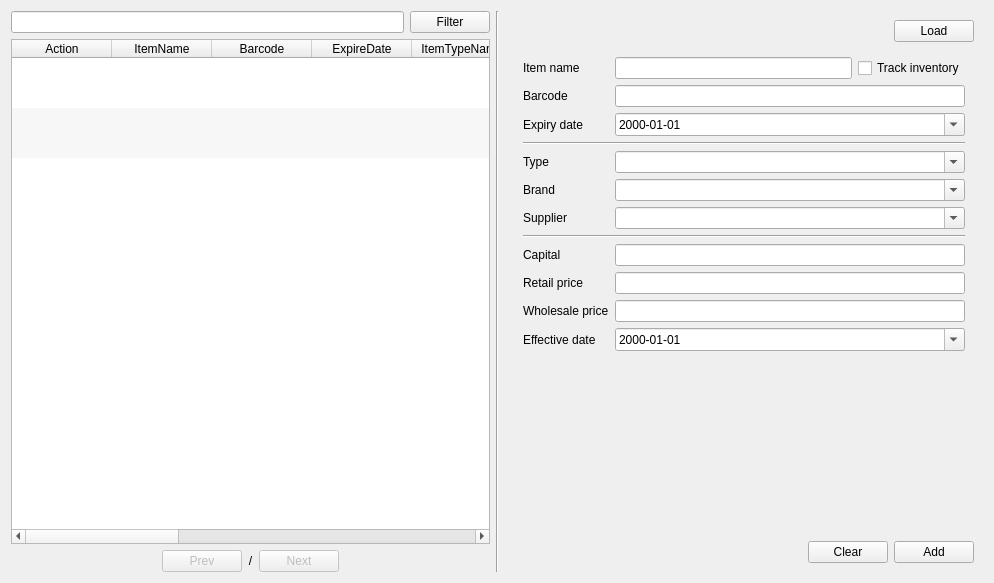
Before: the Qt Designer form app/views/templates/generated/ManageProduct.ui in rondalefloyd/mts-pos, drawn with Qt 5.
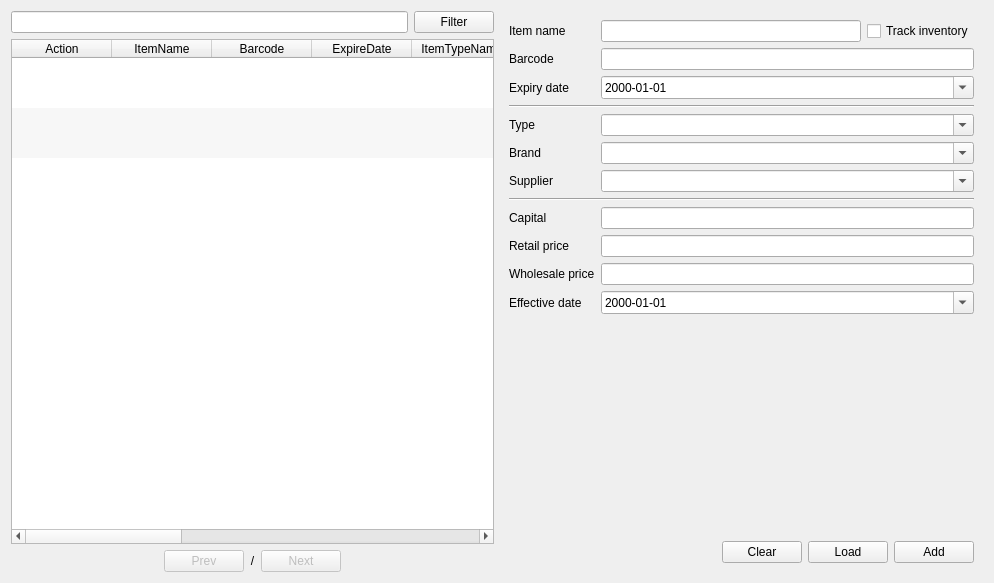
After: the same form once the commit is applied.

What changed in the file:
```diff
--- a/app/views/templates/generated/ManageProduct.ui
+++ b/app/views/templates/generated/ManageProduct.ui
@@ -220,13 +220,6 @@
      </item>
     </layout>
    </item>
-   <item>
-    <widget class="Line" name="line">
-     <property name="orientation">
-      <enum>Qt::Vertical</enum>
-     </property>
-    </widget>
-   </item>
    <item>
     <widget class="QFrame" name="frameRegister">
      <property name="maximumSize">
@@ -236,42 +229,21 @@
       </size>
      </property>
      <layout class="QVBoxLayout" name="verticalLayout_2">
+      <property name="spacing">
+       <number>0</number>
+      </property>
       <property name="leftMargin">
-       <number>9</number>
+       <number>0</number>
       </property>
       <property name="topMargin">
-       <number>9</number>
+       <number>0</number>
       </property>
       <property name="rightMargin">
-       <number>9</number>
+       <number>0</number>
       </property>
       <property name="bottomMargin">
-       <number>9</number>
+       <number>0</number>
       </property>
-      <item>
-       <layout class="QHBoxLayout" name="horizontalLayout_5">
-        <item>
-         <spacer name="horizontalSpacer_4">
-          <property name="orientation">
-           <enum>Qt::Horizontal</enum>
-          </property>
-          <property name="sizeHint" stdset="0">
-           <size>
-            <width>40</width>
-            <height>20</height>
-           </size>
-          </property>
-         </spacer>
-        </item>
-        <item>
-         <widget class="QPushButton" name="pushButtonLoad">
-          <property name="text">
-           <string>Load</string>
-          </property>
-         </widget>
-        </item>
-       </layout>
-      </item>
       <item>
        <widget class="QScrollArea" name="scrollArea">
         <property name="frameShape">
@@ -285,8 +257,8 @@
           <rect>
            <x>0</x>
            <y>0</y>
-           <width>462</width>
-           <height>485</height>
+           <width>485</width>
+           <height>524</height>
           </rect>
          </property>
          <layout class="QFormLayout" name="formLayout">
@@ -467,7 +439,8 @@
        </widget>
       </item>
       <item>
-       <layout class="QHBoxLayout" name="horizontalLayout_3">
+       <widget class="QWidget" name="widget" native="true">
+        <layout class="QHBoxLayout" name="horizontalLayout_4">
         <item>
          <spacer name="horizontalSpacer_3">
           <property name="orientation">
@@ -488,6 +461,13 @@
           </property>
          </widget>
         </item>
+         <item>
+          <widget class="QPushButton" name="pushButtonLoad">
+           <property name="text">
+            <string>Load</string>
+           </property>
+          </widget>
+         </item>
         <item>
          <widget class="QPushButton" name="pushButtonAdd">
           <property name="text">
@@ -496,6 +476,7 @@
          </widget>
         </item>
        </layout>
+       </widget>
       </item>
      </layout>
     </widget>
```
Left out of the diff: 28 changed lines with no effect on the pictures. Lines whose indentation alone changed are shown as unchanged.
